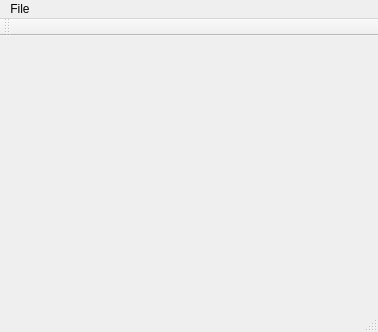
Qt form FileNamer/mainwindow.ui (bluejellybean/FileNamer) before a commit.
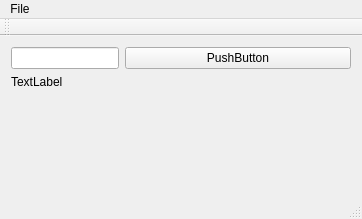
The same form after that commit.

Commit message:
Added ability to grab file directory
Currently only adds path to a string

The edit to the form file:
```diff
--- a/FileNamer/mainwindow.ui
+++ b/FileNamer/mainwindow.ui
@@ -6,20 +6,49 @@
    <rect>
     <x>0</x>
     <y>0</y>
-    <width>378</width>
-    <height>332</height>
+    <width>362</width>
+    <height>219</height>
    </rect>
   </property>
   <property name="windowTitle">
    <string>MainWindow</string>
   </property>
-  <widget class="QWidget" name="centralWidget"/>
+  <widget class="QWidget" name="centralWidget">
+   <layout class="QFormLayout" name="formLayout">
+    <item row="4" column="1">
+     <widget class="QPushButton" name="pushButton">
+      <property name="text">
+       <string>PushButton</string>
+      </property>
+      <property name="autoDefault">
+       <bool>false</bool>
+      </property>
+      <property name="default">
+       <bool>false</bool>
+      </property>
+      <property name="flat">
+       <bool>false</bool>
+      </property>
+     </widget>
+    </item>
+    <item row="4" column="0">
+     <widget class="QLineEdit" name="lineEdit"/>
+    </item>
+    <item row="5" column="0">
+     <widget class="QLabel" name="label">
+      <property name="text">
+       <string>TextLabel</string>
+      </property>
+     </widget>
+    </item>
+   </layout>
+  </widget>
   <widget class="QMenuBar" name="menuBar">
    <property name="geometry">
     <rect>
      <x>0</x>
      <y>0</y>
-     <width>378</width>
+     <width>362</width>
      <height>21</height>
     </rect>
    </property>
```
The commit also changes 2 other files.
